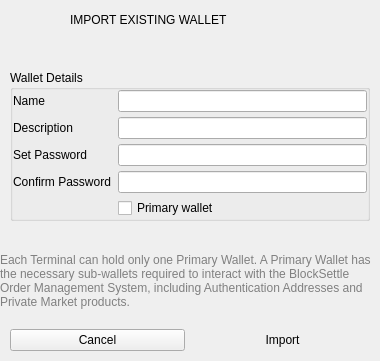
Old version of the form BlockSettleUILib/ImportWalletDialog.ui in the repository BlockSettle/terminal.
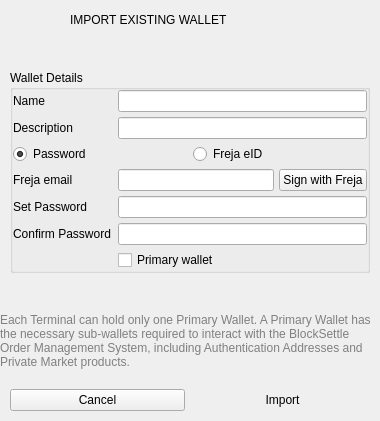
New version of the form. Icons and pictures are not drawn.

Commit message: Freja support for wallet importing

Diff of the .ui file:
```diff
--- a/BlockSettleUILib/ImportWalletDialog.ui
+++ b/BlockSettleUILib/ImportWalletDialog.ui
@@ -7,7 +7,7 @@
     <x>0</x>
     <y>0</y>
     <width>380</width>
-    <height>361</height>
+    <height>421</height>
    </rect>
   </property>
   <property name="windowTitle">
@@ -257,7 +257,111 @@
           </widget>
          </item>
          <item>
-          <widget class="QWidget" name="horizontalWidget3" native="true">
+          <widget class="QWidget" name="horizontalWidget_2" native="true">
+           <property name="minimumSize">
+            <size>
+             <width>0</width>
+             <height>0</height>
+            </size>
+           </property>
+           <layout class="QHBoxLayout" name="horizontalLayout_8">
+            <property name="spacing">
+             <number>5</number>
+            </property>
+            <property name="leftMargin">
+             <number>0</number>
+            </property>
+            <property name="topMargin">
+             <number>0</number>
+            </property>
+            <property name="rightMargin">
+             <number>0</number>
+            </property>
+            <property name="bottomMargin">
+             <number>0</number>
+            </property>
+            <item>
+             <widget class="QRadioButton" name="radioButtonPassword">
+              <property name="text">
+               <string>Password</string>
+              </property>
+              <property name="checked">
+               <bool>true</bool>
+              </property>
+             </widget>
+            </item>
+            <item>
+             <widget class="QRadioButton" name="radioButtonFreja">
+              <property name="text">
+               <string>Freja eID</string>
+              </property>
+             </widget>
+            </item>
+           </layout>
+          </widget>
+         </item>
+         <item>
+          <widget class="QWidget" name="widgetFreja" native="true">
+           <property name="minimumSize">
+            <size>
+             <width>0</width>
+             <height>0</height>
+            </size>
+           </property>
+           <layout class="QHBoxLayout" name="horizontalLayout_10">
+            <property name="spacing">
+             <number>5</number>
+            </property>
+            <property name="leftMargin">
+             <number>0</number>
+            </property>
+            <property name="topMargin">
+             <number>0</number>
+            </property>
+            <property name="rightMargin">
+             <number>0</number>
+            </property>
+            <property name="bottomMargin">
+             <number>0</number>
+            </property>
+            <item>
+             <widget class="QLabel" name="labelFreja">
+              <property name="minimumSize">
+               <size>
+                <width>100</width>
+                <height>0</height>
+               </size>
+              </property>
+              <property name="maximumSize">
+               <size>
+                <width>100</width>
+                <height>16777215</height>
+               </size>
+              </property>
+              <property name="text">
+               <string>Freja email</string>
+              </property>
+             </widget>
+            </item>
+            <item>
+             <widget class="QLineEdit" name="lineEditFrejaId">
+              <property name="echoMode">
+               <enum>QLineEdit::Normal</enum>
+              </property>
+             </widget>
+            </item>
+            <item>
+             <widget class="QPushButton" name="pushButtonFreja">
+              <property name="text">
+               <string>Sign with Freja</string>
+              </property>
+             </widget>
+            </item>
+           </layout>
+          </widget>
+         </item>
+         <item>
+          <widget class="QWidget" name="widgetPassword" native="true">
            <property name="minimumSize">
             <size>
              <width>0</width>
```
Left out of the diff: 2 changed lines with no effect on the pictures. The commit also changes 2 other files.
